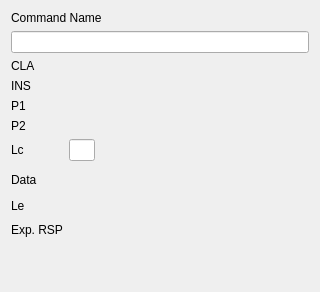
Qt form res/forms/viewapdu.ui (CouleurQ/SmartCardManager) before a commit.
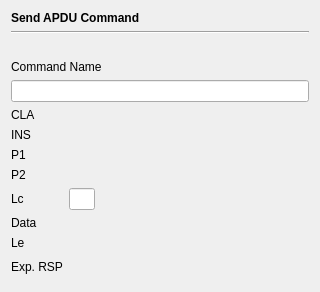
The same form after that commit. Custom widgets are drawn as their Qt base class.

Commit message: RunScript CommandTerminal UI handling

What changed in the file:
```diff
--- a/res/forms/viewapdu.ui
+++ b/res/forms/viewapdu.ui
@@ -20,6 +20,30 @@
    <string>Form</string>
   </property>
   <layout class="QVBoxLayout" name="verticalLayout">
+   <item>
+    <widget class="QLabel" name="label_10">
+     <property name="text">
+      <string>&lt;html&gt;&lt;head/&gt;&lt;body&gt;&lt;p&gt;&lt;span style=&quot; font-weight:700;&quot;&gt;Send APDU Command&lt;/span&gt;&lt;/p&gt;&lt;/body&gt;&lt;/html&gt;</string>
+     </property>
+     <property name="textFormat">
+      <enum>Qt::TextFormat::RichText</enum>
+     </property>
+    </widget>
+   </item>
+   <item>
+    <widget class="Line" name="line">
+     <property name="orientation">
+      <enum>Qt::Orientation::Horizontal</enum>
+     </property>
+    </widget>
+   </item>
+   <item>
+    <widget class="QLabel" name="label_11">
+     <property name="text">
+      <string/>
+     </property>
+    </widget>
+   </item>
    <item>
     <widget class="QLabel" name="label_9">
      <property name="text">
```
The commit also changes 7 other files.
